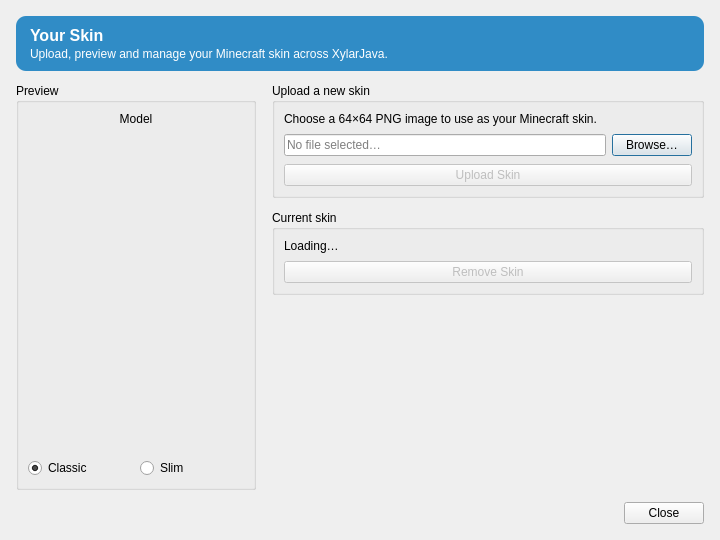
First picture: the form in launcher/ui/dialogs/skins/XylarSkinsPage.ui, repository XylarJava/XylarJava, before the edit.
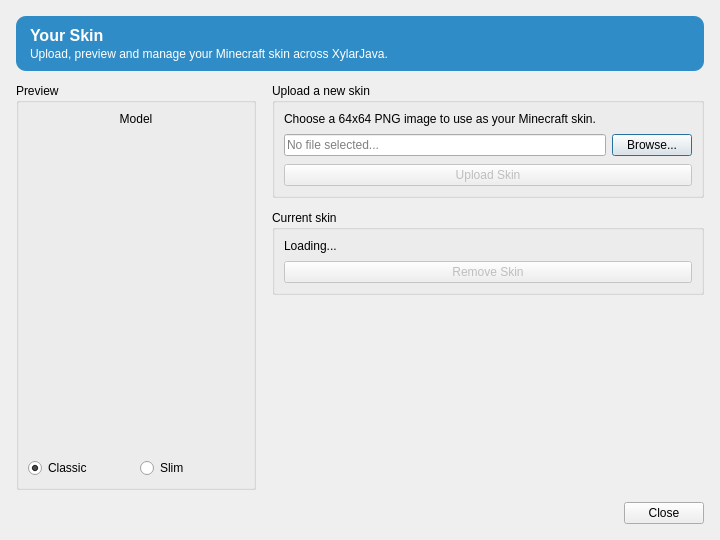
Second picture: the form after the edit.

Commit message:
Fix MSVC warnings-as-errors in the XylarSkins page
- local 'data' variables shadowed QWidget::data (C4458)
- non-ASCII characters in the .ui made uic emit octal escapes followed by
  digits (C4125); use plain ASCII instead

The edit to the form file:
```diff
--- a/launcher/ui/dialogs/skins/XylarSkinsPage.ui
+++ b/launcher/ui/dialogs/skins/XylarSkinsPage.ui
@@ -170,7 +170,7 @@
           <item>
            <widget class="QLabel" name="infoLabel">
             <property name="text">
-             <string>Choose a 64×64 PNG image to use as your Minecraft skin.</string>
+             <string>Choose a 64x64 PNG image to use as your Minecraft skin.</string>
             </property>
             <property name="wordWrap">
              <bool>true</bool>
@@ -188,14 +188,14 @@
                <bool>true</bool>
               </property>
               <property name="placeholderText">
-               <string>No file selected…</string>
+               <string>No file selected...</string>
               </property>
              </widget>
             </item>
             <item>
              <widget class="QPushButton" name="selectFileBtn">
               <property name="text">
-               <string>Browse…</string>
+               <string>Browse...</string>
               </property>
              </widget>
             </item>
@@ -229,7 +229,7 @@
           <item>
            <widget class="QLabel" name="currentSkinLabel">
             <property name="text">
-             <string>Loading…</string>
+             <string>Loading...</string>
             </property>
             <property name="wordWrap">
              <bool>true</bool>
```
The commit also changes 1 other file.
